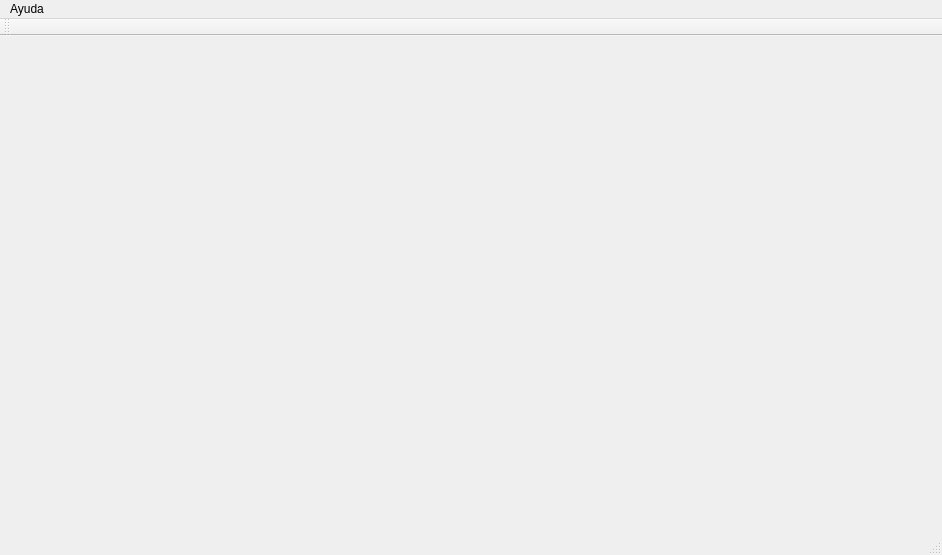
Before: the Qt Designer form proyectos/Proyecto_Erik_Sebastian/MonitorRAM/mainwindow.ui in gwolf/clase-sistop-2017-01, drawn with Qt 5.
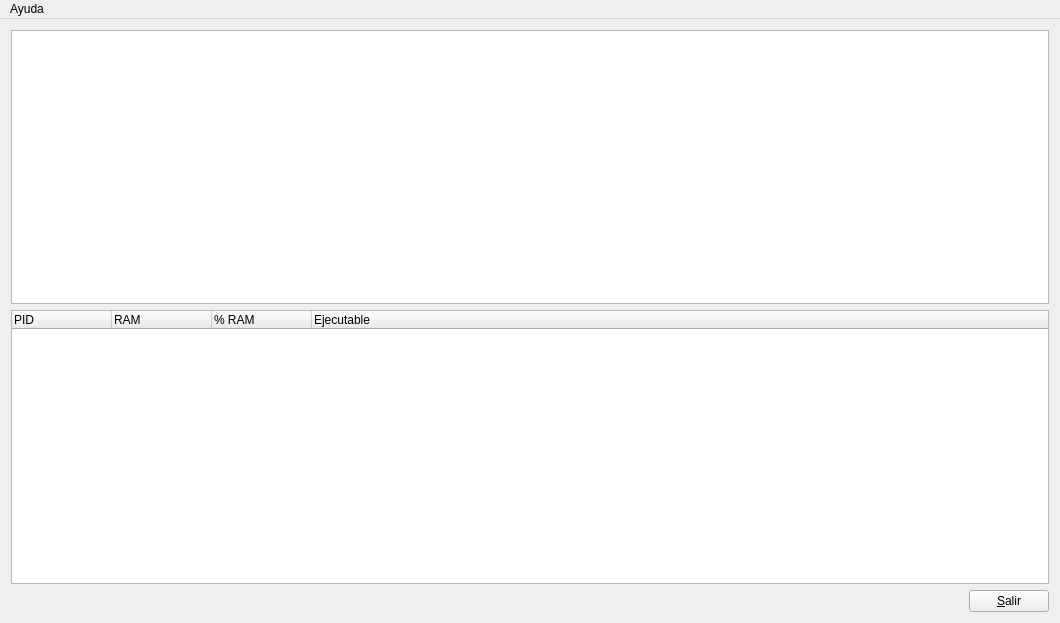
After: the same form once the commit is applied.

What changed in the file:
```diff
--- a/proyectos/Proyecto_Erik_Sebastian/MonitorRAM/mainwindow.ui
+++ b/proyectos/Proyecto_Erik_Sebastian/MonitorRAM/mainwindow.ui
@@ -6,20 +6,74 @@
    <rect>
     <x>0</x>
     <y>0</y>
-    <width>942</width>
-    <height>555</height>
+    <width>1060</width>
+    <height>623</height>
    </rect>
   </property>
   <property name="windowTitle">
    <string>Monitor RAM</string>
   </property>
-  <widget class="QWidget" name="centralWidget"/>
+  <widget class="QWidget" name="centralWidget">
+   <layout class="QVBoxLayout" name="verticalLayout">
+    <item>
+     <widget class="QTableWidget" name="tableWidget"/>
+    </item>
+    <item>
+     <widget class="QTreeWidget" name="treeWidget">
+      <column>
+       <property name="text">
+        <string>PID</string>
+       </property>
+      </column>
+      <column>
+       <property name="text">
+        <string>RAM</string>
+       </property>
+      </column>
+      <column>
+       <property name="text">
+        <string>% RAM</string>
+       </property>
+      </column>
+      <column>
+       <property name="text">
+        <string>Ejecutable</string>
+       </property>
+      </column>
+     </widget>
+    </item>
+    <item>
+     <layout class="QHBoxLayout" name="horizontalLayout">
+      <item>
+       <spacer name="horizontalSpacer">
+        <property name="orientation">
+         <enum>Qt::Horizontal</enum>
+        </property>
+        <property name="sizeHint" stdset="0">
+         <size>
+          <width>40</width>
+          <height>20</height>
+         </size>
+        </property>
+       </spacer>
+      </item>
+      <item>
+       <widget class="QPushButton" name="pushButton">
+        <property name="text">
+         <string>&amp;Salir</string>
+        </property>
+       </widget>
+      </item>
+     </layout>
+    </item>
+   </layout>
+  </widget>
   <widget class="QMenuBar" name="menuBar">
    <property name="geometry">
     <rect>
      <x>0</x>
      <y>0</y>
-     <width>942</width>
+     <width>1060</width>
      <height>20</height>
     </rect>
    </property>
@@ -30,15 +84,11 @@
    </widget>
    <addaction name="menuAcerca_de"/>
   </widget>
-  <widget class="QToolBar" name="mainToolBar">
-   <attribute name="toolBarArea">
-    <enum>TopToolBarArea</enum>
-   </attribute>
-   <attribute name="toolBarBreak">
-    <bool>false</bool>
-   </attribute>
-  </widget>
-  <widget class="QStatusBar" name="statusBar"/>
+  <action name="actionAcerca_De">
+   <property name="text">
+    <string>Acerca De</string>
+   </property>
+  </action>
  </widget>
  <layoutdefault spacing="6" margin="11"/>
  <resources/>
```
Left out of the diff: 20 changed lines with no effect on the pictures.
